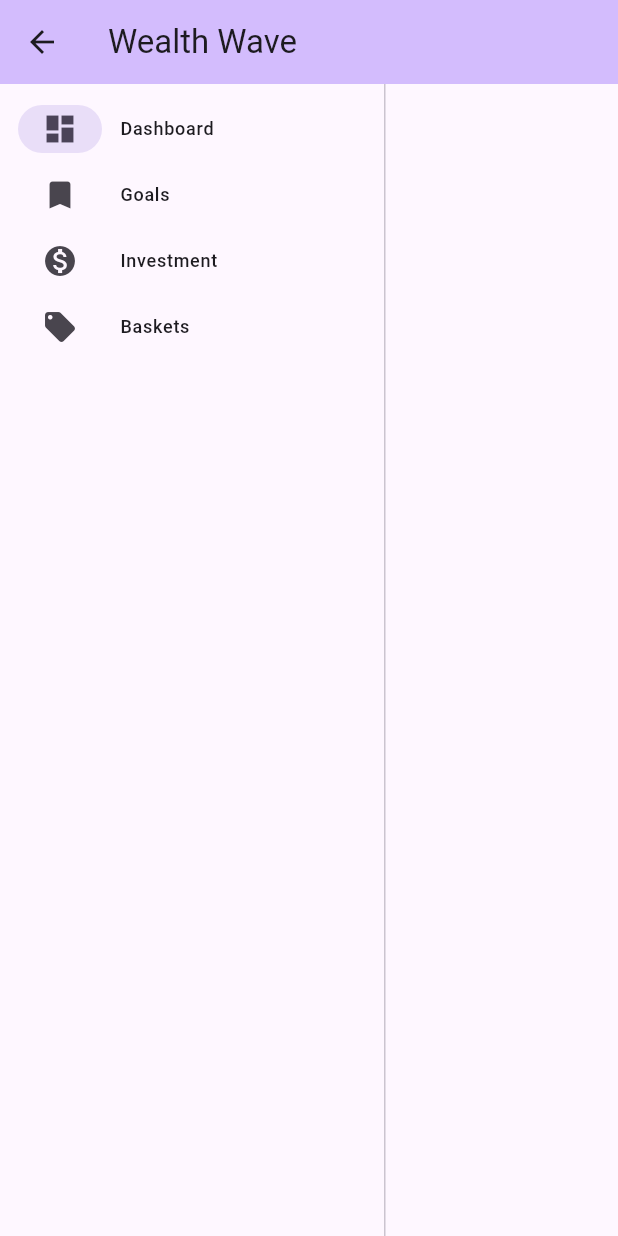
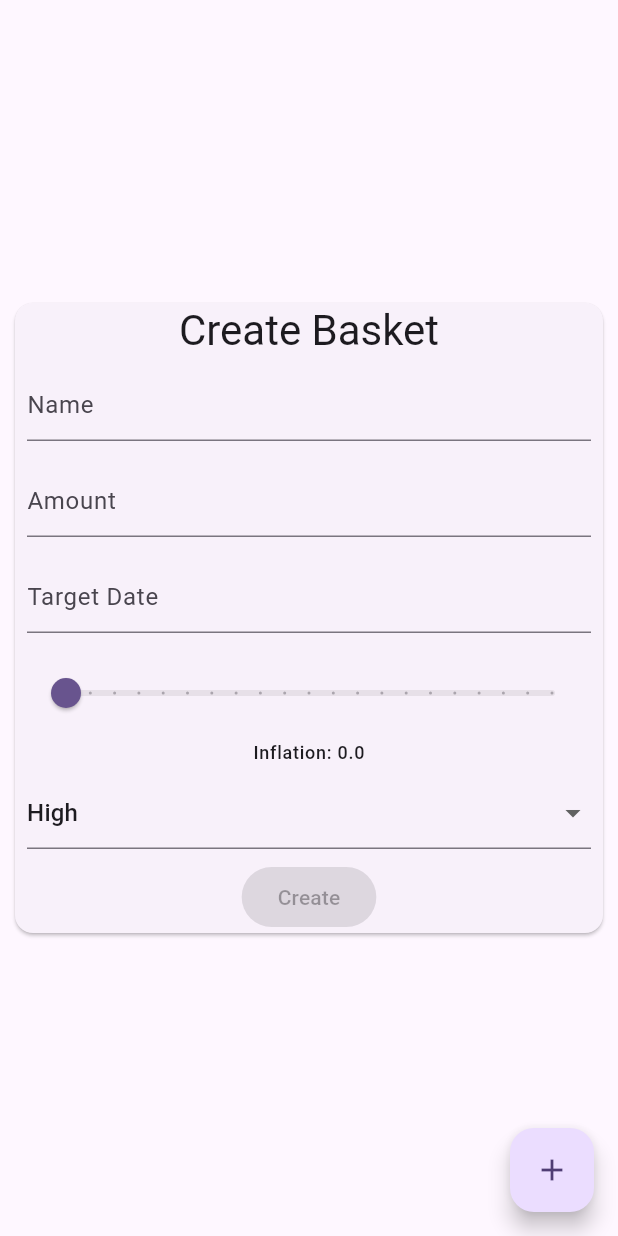
Before and after one commit to wealth-wave/wealth_wave, a Flutter app: the screen it shows after launch, after a tap on "Goals", after a tap on the "add" icon, on a phone screen of 412 x 824 dp. Run offline on Flutter 3.47's test engine with Material 2 defaults, Android fonts, the phone set to English and light mode, and no system bars; our stand-ins replace drift; accounts and stored records are empty; generated files the repository leaves out were written again.

Commit message:
Create goal is complete

```diff
--- a/lib/api/apis/goal_api.dart
+++ b/lib/api/apis/goal_api.dart
@@ -7,8 +7,8 @@ class GoalApi {
 
   GoalApi({final AppDatabase? db}) : _db = db ?? AppDatabase.instance;
 
-  Future<List<GoalDTO>> getGoals() {
-    return _db.select(_db.goal).get();
+  Stream<List<GoalDTO>> getGoals() {
+    return _db.select(_db.goal).watch();
   }
 
   Future<GoalDTO> getGoal({required final int id}) {
@@ -17,12 +17,16 @@ class GoalApi {
 
   Future<void> createGoal(
       {required final String name,
+      required final double amount,
+      required final DateTime date,
       required final double targetAmount,
       required final DateTime targetDate,
       required final double inflation,
       required final GoalImportance importance}) {
     return _db.into(_db.goal).insert(GoalCompanion.insert(
         name: name,
+        amount: amount,
+        date: date,
         targetAmount: targetAmount,
         targetDate: targetDate,
         inflation: inflation,
--- a/lib/api/db/app_database.dart
+++ b/lib/api/db/app_database.dart
@@ -37,8 +37,10 @@ class InvestmentTransaction extends Table {
 class Goal extends Table {
   IntColumn get id => integer().named('ID').autoIncrement()();
   TextColumn get name => text().named('NAME')();
+  RealColumn get amount => real().named('AMOUNT')();
+  DateTimeColumn get date => dateTime().named('DATE')();
+  RealColumn get inflation => real().named('INFLATION')();
   RealColumn get targetAmount => real().named('TARGET_AMOUNT')();
-  RealColumn get inflation => real().named('INFLATION')();
   DateTimeColumn get targetDate => dateTime().named('TARGET_DATE')();
   TextColumn get importance => textEnum<GoalImportance>().named('IMPORTANCE')();
 }
--- a/lib/app_router.dart
+++ b/lib/app_router.dart
@@ -1,12 +1,15 @@
 import 'package:flutter/material.dart';
 import 'package:wealth_wave/ui/nav_path.dart';
+import 'package:wealth_wave/ui/pages/create_goal_page.dart';
 import 'package:wealth_wave/ui/pages/main_page.dart';
 
 class AppRouter {
   static Widget route(String path) {
-    Uri uri = Uri.parse(path);
+    final uri = Uri.parse(path);
     if (NavPath.isMainPagePath(uri.pathSegments)) {
       return MainPage(path: uri.pathSegments);
+    } else if (NavPath.isCreateGoalPagePath(uri.pathSegments)) {
+      return const CreateGoalPage();
     }
     return const MainPage(path: []);
   }
--- a/lib/domain/use_cases/goal/create_goal_use_case.dart
+++ b/lib/domain/use_cases/goal/create_goal_use_case.dart
@@ -8,12 +8,16 @@ class CreateGoalUseCase {
 
   Future<void> createGoal(
       {required final String name,
+      required final double amount,
+      required final DateTime date,
+      required final double inflation,
       required final double targetAmount,
       required final DateTime targetDate,
-      required final double inflation,
       required final GoalImportance importance}) {
     return _goalApi.createGoal(
         name: name,
+        amount: amount,
+        date: date,
         targetAmount: targetAmount,
         targetDate: targetDate,
         inflation: inflation,
--- a/lib/domain/use_cases/goal/get_goal_list_use_case.dart
+++ b/lib/domain/use_cases/goal/get_goal_list_use_case.dart
@@ -7,9 +7,9 @@ class GetGoalListUseCase {
   GetGoalListUseCase({final GoalApi? goalApi})
       : _goalApi = goalApi ?? GoalApi();
 
-  Future<List<Goal>> getGoals() {
+  Stream<List<Goal>> getGoals() {
     return _goalApi
         .getGoals()
-        .then((value) => value.map((e) => Goal.from(e)).toList());
+        .map((event) => event.map((e) => Goal.from(e)).toList());
   }
 }
--- a/lib/presentation/create_goal_page_presenter.dart
+++ b/lib/presentation/create_goal_page_presenter.dart
@@ -2,89 +2,89 @@ import 'dart:math';
 
 import 'package:wealth_wave/contract/goal_importance.dart';
 import 'package:wealth_wave/core/presenter.dart';
+import 'package:wealth_wave/core/single_event.dart';
 import 'package:wealth_wave/domain/use_cases/goal/create_goal_use_case.dart';
-import 'package:wealth_wave/domain/use_cases/goal/get_goal_use_case.dart';
-import 'package:wealth_wave/domain/use_cases/goal/update_goal_use_case.dart';
 
 class CreateGoalPagePresenter extends Presenter<CreateGoalPageViewState> {
   final CreateGoalUseCase _createGoalUseCase;
-  final UpdateGoalUseCase _updateGoalUseCase;
-  final GetGoalUseCase _getGoalUseCase;
 
   CreateGoalPagePresenter({
     final CreateGoalUseCase? createGoalUseCase,
-    final GetGoalUseCase? getGoalUseCase,
-    final UpdateGoalUseCase? updateGoalUseCase,
   })  : _createGoalUseCase = createGoalUseCase ?? CreateGoalUseCase(),
-        _getGoalUseCase = getGoalUseCase ?? GetGoalUseCase(),
-        _updateGoalUseCase = updateGoalUseCase ?? UpdateGoalUseCase(),
         super(CreateGoalPageViewState());
 
-  void fetchGoal({required final int id}) {
-    _getGoalUseCase.getGoal(id: id).then((goal) => {
-          updateViewState((viewState) {
-            viewState.id = goal.id;
-            viewState.name = goal.name;
-            viewState.targetAmount = goal.targetAmount;
-            viewState.targetDate = goal.targetDate;
-            viewState.inflation = goal.inflation;
-            viewState.importance = goal.importance;
-          })
-        });
-  }
+  void createGoal() {
+    var viewState = getViewState();
 
-  void createGoal(
-      {required final String name,
-      required final double targetAmount,
-      required final DateTime targetDate,
-      required final double inflation,
-      required final GoalImportance importance}) {
+    if (!viewState.isValid()) {
+      return;
+    }
+
+    final name = viewState.name;
+    final amount = viewState.amount;
+    final date = DateTime.now();
+    final targetAmount = viewState.getTargetAmount();
+    final targetDate = viewState.targetDate;
+    final inflation = viewState.inflation;
+    final importance = viewState.importance;
+
     _createGoalUseCase
         .createGoal(
             name: name,
+            amount: amount,
+            date: date,
             targetAmount: targetAmount,
             targetDate: targetDate,
             inflation: inflation,
             importance: importance)
-        .then((_) =>
-            updateViewState((viewState) => viewState.onCompleted = true));
+        .then((_) => updateViewState(
+            (viewState) => viewState.onGoalCreated = SingleEvent(null)));
   }
 
-  void updateGoal(
-      {required final int id,
-      required final String name,
-      required final double targetAmount,
-      required final DateTime targetDate,
-      required final double inflation,
-      required final GoalImportance importance}) {
-    _updateGoalUseCase
-        .update(
-            id: id,
-            name: name,
-            targetAmount: targetAmount,
-            targetDate: targetDate,
-            inflation: inflation,
-            importance: importance)
-        .then((_) =>
-            updateViewState((viewState) => viewState.onCompleted = true));
+  void nameChanged(String text) {
+    updateViewState((viewState) => viewState.name = text);
+  }
+
+  void amountChanged(String text) {
+    updateViewState(
+        (viewState) => viewState.amount = double.tryParse(text) ?? 0);
+  }
+
+  void targetDateChanged(DateTime date) {
+    updateViewState((viewState) => viewState.targetDate = date);
+  }
+
+  void inflationChanged(double text) {
+    updateViewState((viewState) => viewState.inflation = text);
+  }
+
+  void importanceChanged(GoalImportance importance) {
+    updateViewState((viewState) => viewState.importance = importance);
   }
 }
 
 class CreateGoalPageViewState {
-  int? id;
-  String? name;
-  double? targetAmount;
-  DateTime? targetDate;
-  double? inflation;
-  GoalImportance? importance;
-  bool onCompleted = false;
+  String name = '';
+  double amount = 0.0;
+  DateTime targetDate = DateTime.now().add(const Duration(days: 365));
+  double inflation = 0;
+  GoalImportance importance = GoalImportance.high;
+  SingleEvent<void>? onGoalCreated;
 
   double getTargetAmount() {
-    var amount = targetAmount ?? 0;
-    var inflation = this.inflation ?? 0;
-    var targetDate = this.targetDate ?? DateTime.now();
+    final amount = this.amount;
+    final inflation = this.inflation;
+    final targetDate = this.targetDate;
     return amount *
         pow(1 + inflation / 100,
             targetDate.difference(DateTime.now()).inDays / 365);
   }
+
+  bool isValid() {
+    return name.isNotEmpty &&
+        amount > 0 &&
+        getTargetAmount() > 0 &&
+        targetDate.isAfter(DateTime.now()) &&
+        inflation >= 0;
+  }
 }
--- a/lib/presentation/goals_page_presenter.dart
+++ b/lib/presentation/goals_page_presenter.dart
@@ -19,11 +19,9 @@ class GoalsPagePresenter extends Presenter<GoalsPageViewState> {
         super(GoalsPageViewState());
 
   void fetchGoals() {
-    _getGoalsUseCase.getGoals().then((goals) => {
-          updateViewState((viewState) {
-            viewState.goals = goals;
-          })
-        });
+    _getGoalsUseCase.getGoals().listen((goals) => updateViewState((viewState) {
+          viewState.goals = goals;
+        }));
   }
 
   void deleteGoal({required final int id}) {
--- /dev/null
+++ b/lib/ui/app_dimen.dart
@@ -0,0 +1,6 @@
+class AppDimen {
+  AppDimen._();
+
+  static const double defaultPadding = 24.0;
+  static const double minPadding = 8.0;
+}
--- /dev/null
+++ b/lib/ui/pages/create_goal_page.dart
@@ -0,0 +1,158 @@
+import 'package:flutter/material.dart';
+import 'package:intl/intl.dart';
+import 'package:wealth_wave/contract/goal_importance.dart';
+import 'package:wealth_wave/core/page_state.dart';
+import 'package:wealth_wave/presentation/create_goal_page_presenter.dart';
+import 'package:wealth_wave/ui/app_dimen.dart';
+import 'package:wealth_wave/ui/nav_path.dart';
+
+class CreateGoalPage extends StatefulWidget {
+  const CreateGoalPage({super.key});
+
+  @override
+  State<CreateGoalPage> createState() => _CreateGoalPage();
+}
+
+class _CreateGoalPage extends PageState<CreateGoalPageViewState, CreateGoalPage,
+    CreateGoalPagePresenter> {
+  final _nameController = TextEditingController();
+  final _amountController = TextEditingController();
+  final _targetDateController = TextEditingController();
+
+  @override
+  void initState() {
+    super.initState();
+    _nameController.addListener(() {
+      presenter.nameChanged(_nameController.text);
+    });
+
+    _amountController.addListener(() {
+      presenter.amountChanged(_amountController.text);
+    });
+  }
+
+  @override
+  Widget buildWidget(BuildContext context, CreateGoalPageViewState snapshot) {
+    WidgetsBinding.instance.addPostFrameCallback((_) {
+      snapshot.onGoalCreated?.consume((_) {
+        Navigator.of(context).pop();
+      });
+    });
+
+    return Scaffold(
+      body: Center(
+          child: SizedBox(
+              width: 400,
+              child: Card(
+                  child: Form(
+                child: Column(
+                  mainAxisSize: MainAxisSize.min,
+                  children: <Widget>[
+                    Text('Create Basket',
+                        style: Theme.of(context).textTheme.headlineMedium),
+                    Padding(
+                      padding: const EdgeInsets.all(AppDimen.minPadding),
+                      child: TextFormField(
+                        textCapitalization: TextCapitalization.words,
+                        controller: _nameController,
+                        decoration: const InputDecoration(hintText: 'Name'),
+                      ),
+                    ),
+                    Padding(
+                      padding: const EdgeInsets.all(AppDimen.minPadding),
+                      child: TextFormField(
+                        controller: _amountController,
+                        keyboardType: TextInputType.number,
+                        decoration: const InputDecoration(hintText: 'Amount'),
+                      ),
+                    ),
+                    Padding(
+                      padding: const EdgeInsets.all(AppDimen.minPadding),
+                      child: TextFormField(
+                        controller: _targetDateController,
+                        readOnly: true,
+                        onTap: () async {
+                          var date = await showDatePicker(
+                              context: context,
+                              initialDate: DateTime.now(),
+                              firstDate: DateTime.now(),
+                              lastDate: DateTime(2100));
+                          if (date != null) {
+                            _targetDateController.text =
+                                DateFormat('dd-MM-yyyy').format(date);
+                            ;
+                            presenter.targetDateChanged(date);
+                          }
+                        },
+                        decoration:
+                            const InputDecoration(hintText: 'Target Date'),
+                      ),
+                    ),
+                    Padding(
+                      padding: const EdgeInsets.all(AppDimen.minPadding),
+                      child: Slider(
+                          label: 'Inflation',
+                          min: 0,
+                          max: 20,
+                          divisions: 20,
+                          value: (snapshot.inflation ?? 0),
+                          onChanged: (value) {
+                            presenter.inflationChanged(value);
+                          }),
+                    ),
+                    Text(
+                      "Inflation: ${(snapshot.inflation ?? 0)}",
+                      style: Theme.of(context).textTheme.labelMedium,
+                    ),
+                    Padding(
+                      padding: const EdgeInsets.all(AppDimen.minPadding),
+                      child: DropdownButtonFormField<GoalImportance>(
+                        hint: const Text('Importance'),
+                        value: snapshot.importance,
+                        onChanged: (value) {
+                          if (value != null) {
+                            presenter.importanceChanged(value);
+                          }
+                        },
+                        items: const [
+                          DropdownMenuItem(
+                            value: GoalImportance.high,
+                            child: Text('High'),
+                          ),
+                          DropdownMenuItem(
+                            value: GoalImportance.medium,
+                            child: Text('Medium'),
+                          ),
+                          DropdownMenuItem(
+                            value: GoalImportance.low,
+                            child: Text('Low'),
+                          ),
+                        ],
+                      ),
+                    ),
+                    FilledButton(
+                      onPressed: snapshot.isValid()
+                          ? () {
+                              presenter.createGoal();
+                            }
+                          : null,
+                      child: const Text('Create'),
+                    ),
+                  ],
+                ),
+              )))),
+      floatingActionButton: FloatingActionButton(
+        onPressed: () {
+          Navigator.of(context).pushNamed(NavPath.createGoal);
+        },
+        tooltip: 'Add',
+        child: const Icon(Icons.add),
+      ),
+    );
+  }
+
+  @override
+  CreateGoalPagePresenter initializePresenter() {
+    return CreateGoalPagePresenter();
+  }
+}
--- a/lib/ui/pages/main_page.dart
+++ b/lib/ui/pages/main_page.dart
@@ -12,7 +12,7 @@ class MainPage extends StatefulWidget {
 }
 
 class _MainPageState extends State<MainPage> {
-  int _selectedIndex = 0;
+  var _selectedIndex = 0;
 
   @override
   Widget build(BuildContext context) {
--- a/pubspec.yaml
+++ b/pubspec.yaml
@@ -16,6 +16,7 @@ dependencies:
   sqlite3_flutter_libs: ^0.5.0
   path_provider: ^2.0.0
   path: ^1.8.3
+  intl: ^0.17.0
 
 dev_dependencies:
   flutter_test:
```
Also changed, not shown: lib/core/single_event.dart (+5 -5 lines), lib/api/db/app_database.g.dart, pubspec.lock.
